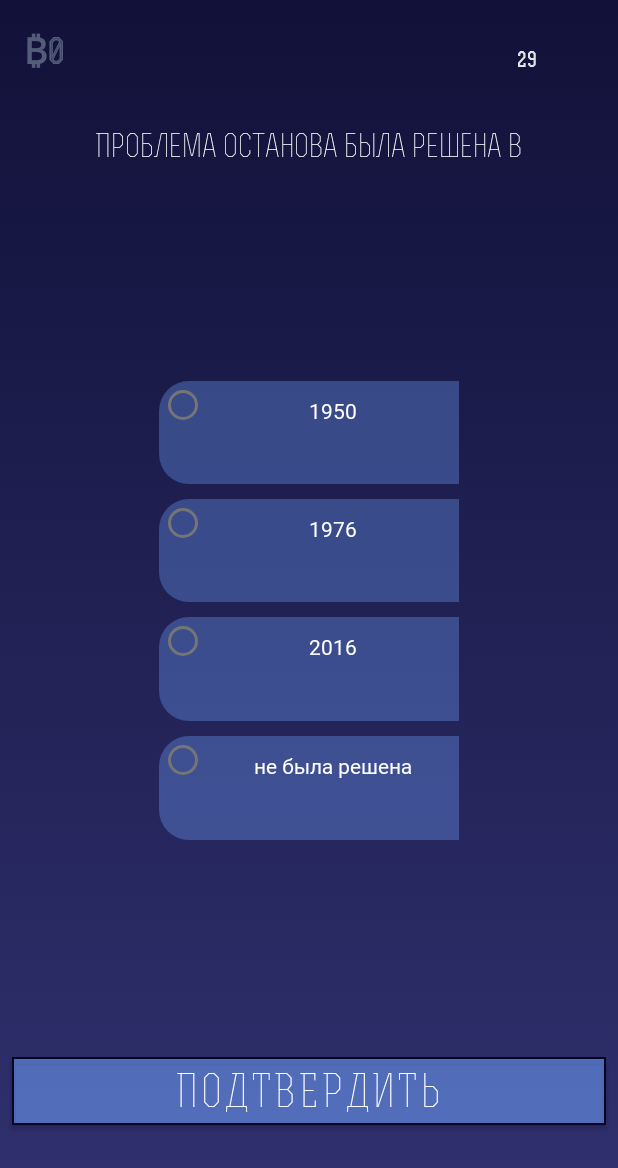
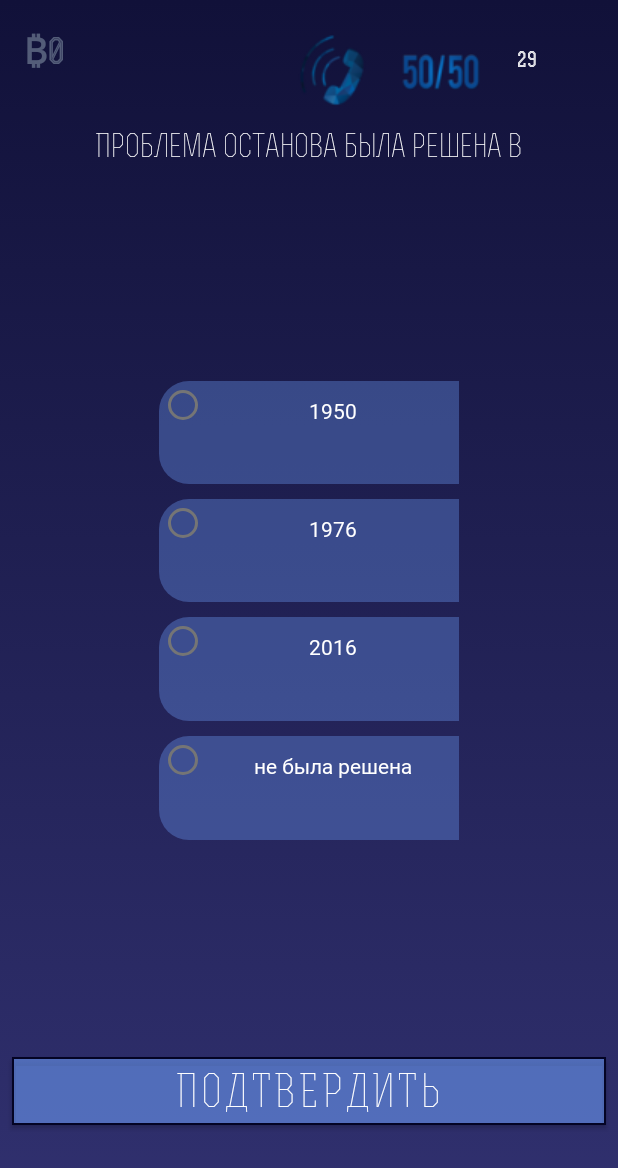
Before and after one commit to MariaForester/WhoWantsToBecomeLowLevelProgrammer, an Android app: the LocalGamePlayMode screen opened directly, with no data from a screen before it, on a phone screen of 412 x 824 dp. Shown: the top 1168 px of the screen. Run offline under Robolectric (Android 15) with nearby library versions, the phone set to English and light mode, and no system bars.

Commit message:
Call friend and 50/50 buttons are added

```diff
--- a/app/src/main/res/layout/activity_local_game_play_mode.xml
+++ b/app/src/main/res/layout/activity_local_game_play_mode.xml
@@ -96,6 +96,7 @@
                 app:fontFamily="@font/rex_bold" />
 
         </RadioGroup>
+
     </LinearLayout>
 
     <TextView
@@ -180,4 +181,36 @@
         app:layout_constraintTop_toTopOf="parent"
         app:layout_constraintVertical_bias="0.039" />
 
+    <ImageButton
+        android:id="@+id/btn_fifty_help"
+        android:layout_width="wrap_content"
+        android:layout_height="wrap_content"
+        android:layout_marginStart="8dp"
+        android:layout_marginTop="8dp"
+        android:layout_marginEnd="8dp"
+        android:layout_marginBottom="8dp"
+        android:background="@drawable/verysmall5050"
+        app:layout_constraintBottom_toBottomOf="parent"
+        app:layout_constraintEnd_toEndOf="parent"
+        app:layout_constraintHorizontal_bias="0.757"
+        app:layout_constraintStart_toStartOf="@+id/linearLayout"
+        app:layout_constraintTop_toTopOf="parent"
+        app:layout_constraintVertical_bias="0.036" />
+
+    <ImageButton
+        android:id="@+id/btn_call_help"
+        android:layout_width="wrap_content"
+        android:layout_height="wrap_content"
+        android:layout_marginStart="8dp"
+        android:layout_marginTop="8dp"
+        android:layout_marginEnd="8dp"
+        android:layout_marginBottom="8dp"
+        android:background="@drawable/callveysmall"
+        app:layout_constraintBottom_toBottomOf="@+id/linearLayout"
+        app:layout_constraintEnd_toStartOf="@+id/btn_fifty_help"
+        app:layout_constraintHorizontal_bias="0.977"
+        app:layout_constraintStart_toStartOf="@+id/linearLayout"
+        app:layout_constraintTop_toTopOf="parent"
+        app:layout_constraintVertical_bias="0.012" />
+
 </androidx.constraintlayout.widget.ConstraintLayout>
```
Also changed, not shown: app/src/main/res/drawable-v24/call_friend.png (deleted), app/src/main/res/drawable-v24/callveysmall.png (added), app/src/main/res/drawable-v24/community.png (deleted), app/src/main/res/drawable-v24/help_5050.png (deleted), app/src/main/res/drawable-v24/verysmall5050.png (added).
